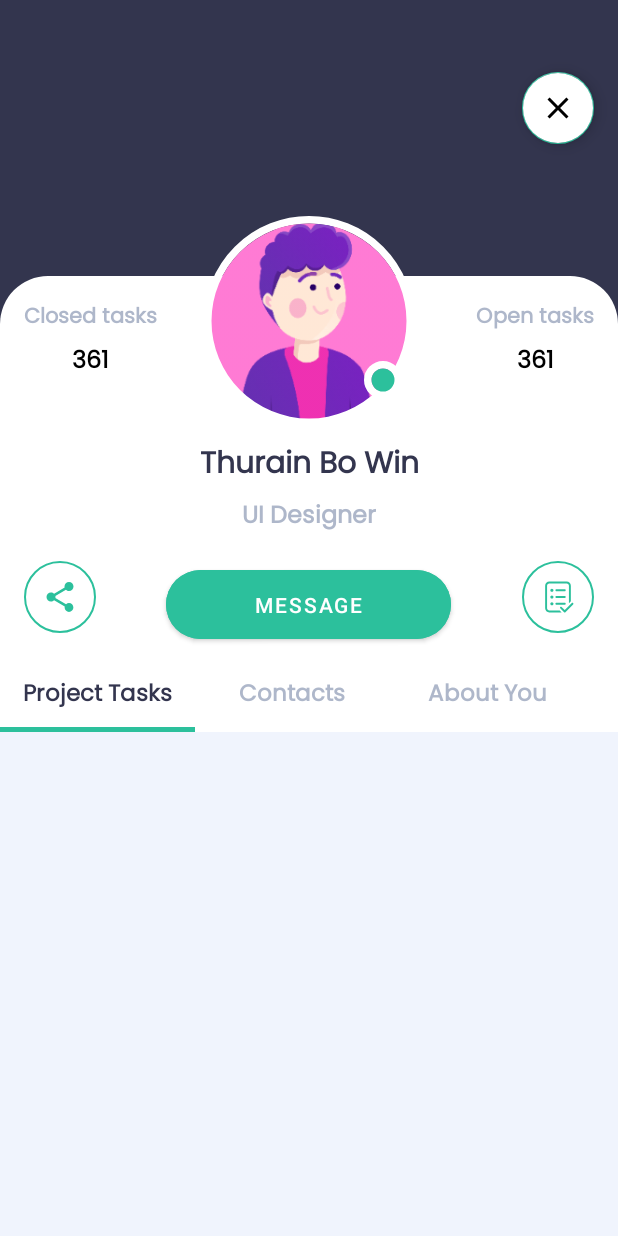
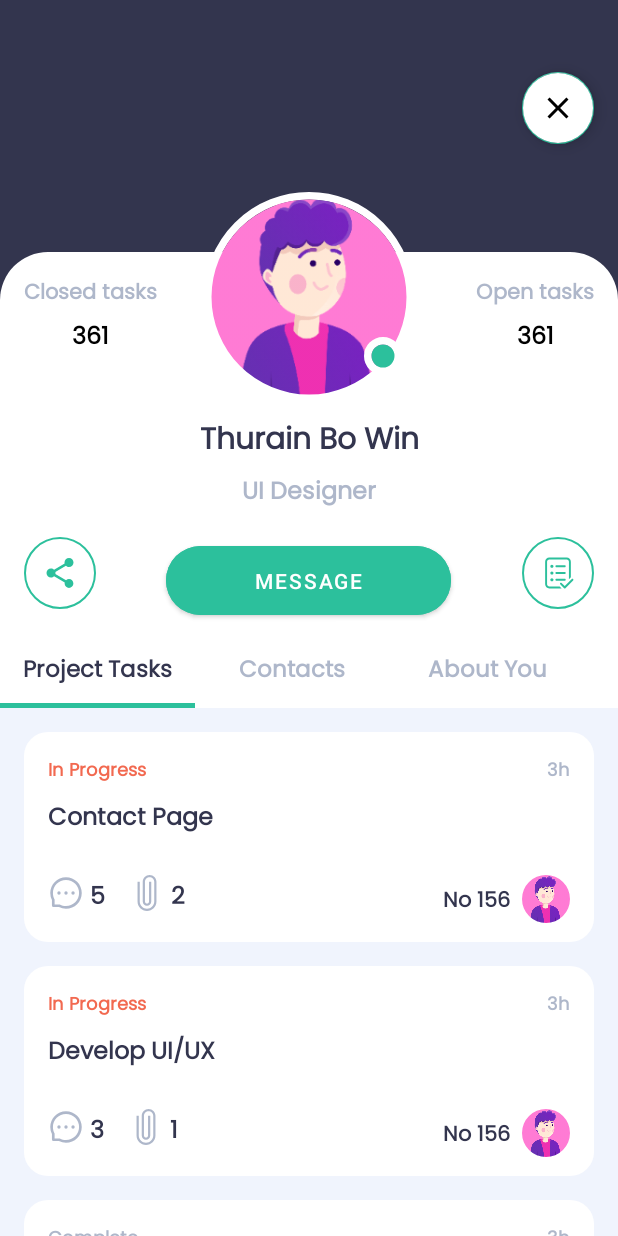
Before and after one commit to DevThurain/TaskApp-Native, an Android app: the screen it shows after launch (ProfileActivity), on a phone screen of 412 x 824 dp. Run offline under Robolectric (Android 15) with nearby library versions, the phone set to English and light mode, and no system bars.

Commit message:
- add profile ui complete

```diff
--- a/app/src/main/java/com/thurainx/taskapp/activities/MainActivity.kt
+++ b/app/src/main/java/com/thurainx/taskapp/activities/MainActivity.kt
@@ -42,8 +42,8 @@ class MainActivity : AppCompatActivity(),MainView {
 
     }
 
-    override fun navigateToProfileScreen() {
-        startActivity(ProfileActivity.getIntent(this))
+    override fun navigateToProfileScreen(profileId: Int) {
+        startActivity(ProfileActivity.getIntent(this,profileId))
     }
 
 
--- a/app/src/main/java/com/thurainx/taskapp/activities/ProfileActivity.kt
+++ b/app/src/main/java/com/thurainx/taskapp/activities/ProfileActivity.kt
@@ -5,22 +5,41 @@ import android.content.Intent
 import androidx.appcompat.app.AppCompatActivity
 import android.os.Bundle
 import com.thurainx.taskapp.R
+import com.thurainx.taskapp.adapters.NormalTaskAdapter
+import com.thurainx.taskapp.data.dummyProfileList
+import com.thurainx.taskapp.data.dummyTaskList
+import com.thurainx.taskapp.data.vos.TaskVO
 import kotlinx.android.synthetic.main.activity_profile.*
 
+const val EXTRA_PROFILE_ID = "EXTRA_PROFILE_ID"
 class ProfileActivity : AppCompatActivity() {
+    lateinit var mTaskAdapter: NormalTaskAdapter
+    private val tabList = listOf("Project Tasks", "Contacts", "About You")
+
     companion object{
-        fun getIntent(context: Context) : Intent{
+        fun getIntent(context: Context,profileId: Int) : Intent{
             val intent = Intent(context, ProfileActivity::class.java)
+            intent.putExtra(EXTRA_PROFILE_ID, profileId)
             return intent
         }
     }
 
-    val tabList = listOf("Project Tasks", "Contacts", "About You")
     override fun onCreate(savedInstanceState: Bundle?) {
         super.onCreate(savedInstanceState)
         setContentView(R.layout.activity_profile)
 
         setupTabLayout()
+        setupRecyclerView()
+    }
+
+    private fun setupRecyclerView() {
+        val image = dummyProfileList.filter { it.id == intent.getIntExtra(EXTRA_PROFILE_ID,1) }.first().profileImage
+        dummyTaskList.forEach {
+            it.profileImage = image
+        }
+        mTaskAdapter = NormalTaskAdapter(dummyTaskList)
+        rvProfileTask.adapter = mTaskAdapter
+
     }
 
     private fun setupTabLayout() {
--- /dev/null
+++ b/app/src/main/java/com/thurainx/taskapp/adapters/NormalTaskAdapter.kt
@@ -0,0 +1,27 @@
+package com.thurainx.taskapp.adapters
+
+import android.view.LayoutInflater
+import android.view.ViewGroup
+import androidx.recyclerview.widget.RecyclerView
+import com.thurainx.taskapp.R
+import com.thurainx.taskapp.data.vos.ProfileVO
+import com.thurainx.taskapp.data.vos.TaskVO
+import com.thurainx.taskapp.delegates.ProfileDelegate
+import com.thurainx.taskapp.viewholders.NormalTaskViewHolder
+
+
+class NormalTaskAdapter(private val mTaskList: List<TaskVO>) : RecyclerView.Adapter<NormalTaskViewHolder>() {
+    override fun onCreateViewHolder(parent: ViewGroup, viewType: Int): NormalTaskViewHolder {
+        val view = LayoutInflater.from(parent.context).inflate(R.layout.view_holder_normal_task,parent, false)
+        return NormalTaskViewHolder(view)
+    }
+
+    override fun onBindViewHolder(holder: NormalTaskViewHolder, position: Int) {
+        holder.bind(mTaskList[position])
+    }
+
+    override fun getItemCount(): Int {
+        return mTaskList.size
+    }
+
+}
--- a/app/src/main/java/com/thurainx/taskapp/data/Dummy.kt
+++ b/app/src/main/java/com/thurainx/taskapp/data/Dummy.kt
@@ -2,22 +2,69 @@ package com.thurainx.taskapp.data
 
 import com.thurainx.taskapp.R
 import com.thurainx.taskapp.data.vos.ProfileVO
+import com.thurainx.taskapp.data.vos.TaskVO
 
 val dummyProfileList = listOf(
     ProfileVO(
         id = 1,
-        profileImage = R.drawable.avatar1
+        profileImage = R.drawable.avatar1,
+        name = "Avatar One",
+        position = "Developer"
     ),
     ProfileVO(
         id = 2,
-        profileImage = R.drawable.avatar2
+        profileImage = R.drawable.avatar2,
+        name = "Avatar Two",
+        position = "UI/Ux"
     ),
     ProfileVO(
         id = 3,
-        profileImage = R.drawable.avatar3
+        profileImage = R.drawable.avatar3,
+        name = "Avatar Three",
+        position = "Manager"
     ),
     ProfileVO(
         id = 0,
-        profileImage = R.drawable.plus
+        profileImage = R.drawable.plus,
+        name = "",
+        position = ""
     ),
 )
+
+val dummyTaskList = listOf(
+    TaskVO(
+        id = 1,
+        status = "In Progress",
+        title = "Contact Page",
+        messageCount = 5,
+        attachmentCount = 2,
+    ),
+    TaskVO(
+        id = 1,
+        status = "In Progress",
+        title = "Develop UI/UX",
+        messageCount = 3,
+        attachmentCount = 1,
+    ),
+    TaskVO(
+        id = 1,
+        status = "Complete",
+        title = "Create Mobile Version",
+        messageCount = 6,
+        attachmentCount = 6,
+    ),
+    TaskVO(
+        id = 1,
+        status = "Complete",
+        title = "Buttons, pop-up",
+        messageCount = 1,
+        attachmentCount = 2,
+    ),
+    TaskVO(
+        id = 1,
+        status = "Complete",
+        title = "Develop Ios Version",
+        messageCount = 3,
+        attachmentCount = 5,
+    ),
+)
--- a/app/src/main/java/com/thurainx/taskapp/data/vos/ProfileVO.kt
+++ b/app/src/main/java/com/thurainx/taskapp/data/vos/ProfileVO.kt
@@ -2,6 +2,8 @@ package com.thurainx.taskapp.data.vos
 
 data class ProfileVO(
     val id: Int,
-    val profileImage: Int
+    val profileImage: Int,
+    val name: String,
+    val position: String
 ) {
 }
--- /dev/null
+++ b/app/src/main/java/com/thurainx/taskapp/data/vos/TaskVO.kt
@@ -0,0 +1,12 @@
+package com.thurainx.taskapp.data.vos
+
+import com.thurainx.taskapp.R
+
+data class TaskVO(
+    val id: Int,
+    val status: String,
+    val title: String,
+    val messageCount: Int,
+    val attachmentCount: Int,
+    var profileImage: Int = R.drawable.avatar1,
+)
--- a/app/src/main/java/com/thurainx/taskapp/mvp/presenters/MainPresenterImpl.kt
+++ b/app/src/main/java/com/thurainx/taskapp/mvp/presenters/MainPresenterImpl.kt
@@ -19,8 +19,8 @@ class MainPresenterImpl : MainPresenter, ViewModel() {
 
     override fun onTapProfile(profileVO: ProfileVO) {
         Log.d("profile",profileVO.id.toString())
-        if(profileVO.id == 0){
-            mainView?.navigateToProfileScreen()
+        if(profileVO.id != 0){
+            mainView?.navigateToProfileScreen(profileVO.id)
         }
     }
 }
--- a/app/src/main/java/com/thurainx/taskapp/mvp/views/MainView.kt
+++ b/app/src/main/java/com/thurainx/taskapp/mvp/views/MainView.kt
@@ -1,5 +1,5 @@
 package com.thurainx.taskapp.mvp.views
 
 interface MainView {
-    fun navigateToProfileScreen()
+    fun navigateToProfileScreen(profileId: Int)
 }
--- /dev/null
+++ b/app/src/main/java/com/thurainx/taskapp/viewholders/NormalTaskViewHolder.kt
@@ -0,0 +1,33 @@
+package com.thurainx.taskapp.viewholders
+
+import android.view.View
+import androidx.recyclerview.widget.RecyclerView
+import com.thurainx.taskapp.R
+import com.thurainx.taskapp.data.vos.TaskVO
+import kotlinx.android.synthetic.main.view_holder_normal_task.view.*
+
+class NormalTaskViewHolder(itemView: View) : RecyclerView.ViewHolder(itemView) {
+
+    init {
+
+    }
+
+    fun bind(taskVO: TaskVO){
+        itemView.tvProfileStatus.text = taskVO.status
+        when(taskVO.status){
+            "Complete" ->{
+                itemView.tvProfileStatus.setTextColor(itemView.context.getColor(R.color.color_dark_grey))
+            }
+            else ->{
+                itemView.tvProfileStatus.setTextColor(itemView.context.getColor(R.color.color_accent_orange))
+            }
+        }
+
+        itemView.tvTaskTitle.text = taskVO.title
+        itemView.tvTaskMessageCount.text = taskVO.messageCount.toString()
+        itemView.tvTaskAttachmentCount.text = taskVO.attachmentCount.toString()
+        itemView.ivTaskProfile.setImageResource(taskVO.profileImage)
+    }
+
+
+}
--- a/app/src/main/res/drawable/bg_normal_task.xml
+++ b/app/src/main/res/drawable/bg_normal_task.xml
@@ -2,5 +2,5 @@
 <shape xmlns:android="http://schemas.android.com/apk/res/android">
 
     <solid android:color="@color/white"/>
-    <corners android:radius="@dimen/margin_medium_3" />
+    <corners android:radius="@dimen/margin_medium_2" />
 </shape>
--- a/app/src/main/res/layout/activity_profile.xml
+++ b/app/src/main/res/layout/activity_profile.xml
@@ -26,7 +26,7 @@
         android:layout_width="match_parent"
         android:layout_height="wrap_content"
         android:layout_below="@id/fabClose"
-        android:layout_marginTop="@dimen/margin_xxlarge" />
+        android:layout_marginTop="@dimen/margin_xlarge" />
 
     <RelativeLayout
         android:id="@+id/rlButtonSection"
@@ -85,6 +85,18 @@
         android:layout_width="match_parent"
         android:layout_height="match_parent"
         android:layout_below="@id/rlButtonSection"
-        android:background="@color/color_light_grey" />
+        android:background="@color/color_light_grey" >
+
+        <androidx.recyclerview.widget.RecyclerView
+            android:id="@+id/rvProfileTask"
+            android:layout_width="match_parent"
+            android:layout_height="match_parent"
+            android:paddingBottom="@dimen/margin_medium_2"
+            android:clipToPadding="false"
+            app:layoutManager="androidx.recyclerview.widget.LinearLayoutManager"
+            android:orientation="vertical"
+            tools:listitem="@layout/view_holder_normal_task"
+            />
+    </FrameLayout>
 
 </RelativeLayout>
--- a/app/src/main/res/layout/viewholder_normal_task.xml
+++ b/app/src/main/res/layout/view_holder_normal_task.xml
@@ -3,11 +3,12 @@
     android:layout_width="match_parent"
     android:layout_height="wrap_content"
     android:background="@drawable/bg_normal_task"
+    android:layout_marginTop="@dimen/margin_medium_2"
     android:layout_marginHorizontal="@dimen/margin_medium_2"
     xmlns:app="http://schemas.android.com/apk/res-auto">
 
     <androidx.appcompat.widget.AppCompatTextView
-        android:id="@+id/tvStatus"
+        android:id="@+id/tvProfileStatus"
         android:layout_width="wrap_content"
         android:layout_height="wrap_content"
         android:layout_marginStart="@dimen/margin_medium_2"
@@ -15,33 +16,34 @@
         android:fontFamily="@font/poppins_regular"
         android:text="In progress"
         android:textColor="@color/color_accent_orange"
-        android:textSize="@dimen/text_regular"
+        android:textSize="@dimen/text_small"
         android:textStyle="bold" />
+
     <androidx.appcompat.widget.AppCompatTextView
         android:id="@+id/tvTime"
         android:layout_width="wrap_content"
         android:layout_height="wrap_content"
-        android:fontFamily="@font/poppins_regular"
-        android:text="3h"
         android:layout_alignParentEnd="true"
         android:layout_marginTop="@dimen/margin_medium_2"
         android:layout_marginEnd="@dimen/margin_medium_2"
+        android:fontFamily="@font/poppins_regular"
+        android:text="3h"
         android:textColor="@color/color_dark_grey"
-        android:textSize="@dimen/text_regular"
+        android:textSize="@dimen/text_small"
         android:textStyle="bold" />
 
     <androidx.appcompat.widget.AppCompatTextView
         android:id="@+id/tvTaskTitle"
         android:layout_width="wrap_content"
         android:layout_height="wrap_content"
-        android:layout_below="@id/tvStatus"
+        android:layout_below="@id/tvProfileStatus"
         android:layout_marginStart="@dimen/margin_medium_2"
         android:layout_marginTop="@dimen/margin_medium"
         android:layout_marginBottom="@dimen/margin_medium_2"
         android:fontFamily="@font/poppins_regular"
         android:text="Contact Page"
         android:textColor="@color/color_primary"
-        android:textSize="@dimen/text_regular_3x"
+        android:textSize="@dimen/text_regular_2x"
         android:textStyle="bold" />
 
     <LinearLayout
@@ -49,27 +51,26 @@
         android:layout_width="wrap_content"
         android:layout_height="wrap_content"
         android:layout_below="@id/tvTaskTitle"
-        android:layout_marginTop="@dimen/margin_medium_2"
         android:layout_marginStart="@dimen/margin_medium_2"
+        android:layout_marginTop="@dimen/margin_medium"
         android:orientation="horizontal">
 
         <androidx.appcompat.widget.AppCompatImageView
-            android:layout_width="@dimen/margin_xlarge"
-            android:layout_height="@dimen/margin_xlarge"
+            android:layout_width="@dimen/margin_large"
+            android:layout_height="@dimen/margin_large"
             android:src="@drawable/ic_message"
-            android:tint="@color/color_dark_grey"
-            />
+            android:tint="@color/color_dark_grey" />
 
         <androidx.appcompat.widget.AppCompatTextView
             android:id="@+id/tvTaskMessageCount"
             android:layout_width="wrap_content"
             android:layout_height="wrap_content"
+            android:layout_marginStart="@dimen/margin_small"
+            android:layout_marginTop="2dp"
             android:fontFamily="@font/poppins_regular"
-            android:layout_marginStart="@dimen/margin_small"
             android:text="3"
-            android:layout_marginTop="2dp"
             android:textColor="@color/color_primary"
-            android:textSize="@dimen/text_regular_3x"
+            android:textSize="@dimen/text_regular_2x"
             android:textStyle="bold" />
     </LinearLayout>
 
@@ -79,14 +80,14 @@
         android:layout_height="wrap_content"
         android:layout_below="@id/tvTaskTitle"
         android:layout_toEndOf="@id/llTaskMessage"
-        android:layout_marginTop="@dimen/margin_medium_2"
+        android:layout_marginTop="@dimen/margin_medium"
         android:layout_marginBottom="@dimen/margin_medium_2"
         android:layout_marginStart="@dimen/margin_medium_2"
         android:orientation="horizontal">
 
         <androidx.appcompat.widget.AppCompatImageView
-            android:layout_width="@dimen/margin_xlarge"
-            android:layout_height="@dimen/margin_xlarge"
+            android:layout_width="@dimen/margin_large"
+            android:layout_height="@dimen/margin_large"
             android:src="@drawable/ic_paperclip"
             android:tint="@color/color_dark_grey"
             />
@@ -100,7 +101,7 @@
             android:text="5"
             android:layout_marginTop="2dp"
             android:textColor="@color/color_primary"
-            android:textSize="@dimen/text_regular_3x"
+            android:textSize="@dimen/text_regular_2x"
             android:textStyle="bold" />
     </LinearLayout>
 
@@ -110,12 +111,12 @@
         android:layout_height="@dimen/margin_xlarge"
         android:layout_below="@id/tvTaskTitle"
         android:layout_alignParentEnd="true"
-        android:layout_marginTop="@dimen/margin_medium_2"
+        android:layout_marginTop="@dimen/margin_medium"
         android:layout_marginEnd="@dimen/margin_medium_2"
         android:scaleType="centerCrop"
         app:srcCompat="@drawable/avatar1"
         app:strokeColor="@color/white"
-        app:strokeWidth="2dp" />
+        app:strokeWidth="0dp" />
 
     <androidx.appcompat.widget.AppCompatTextView
         android:id="@+id/tvTaskNumber"
@@ -124,14 +125,14 @@
         android:layout_alignTop="@id/ivTaskProfile"
         android:layout_alignBottom="@id/ivTaskProfile"
         android:layout_marginStart="@dimen/margin_small"
-        android:layout_marginTop="2dp"
+        android:layout_marginTop="@dimen/margin_small"
         android:layout_marginEnd="@dimen/margin_medium"
         android:layout_toStartOf="@id/ivTaskProfile"
         android:fontFamily="@font/poppins_regular"
         android:gravity="center"
         android:text="No 156"
         android:textColor="@color/color_primary"
-        android:textSize="@dimen/text_regular_2x"
+        android:textSize="@dimen/text_regular"
         android:textStyle="bold" />
 
 
```
